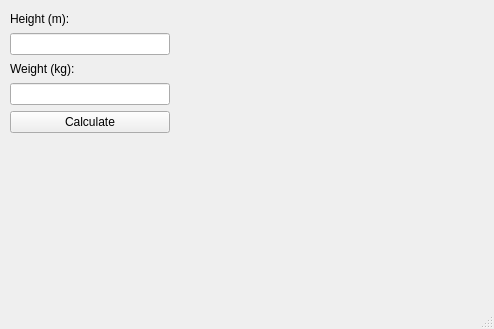
This is bmi.ui in myke-oliveira/BMI as Qt 5 draws it before an edit. The edited form follows.
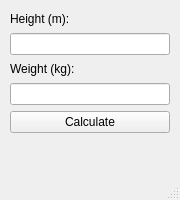
This is the edited form.

Diff of the .ui file:
```diff
--- a/bmi.ui
+++ b/bmi.ui
@@ -6,8 +6,8 @@
    <rect>
     <x>0</x>
     <y>0</y>
-    <width>494</width>
-    <height>329</height>
+    <width>180</width>
+    <height>200</height>
    </rect>
   </property>
   <property name="windowTitle">
```
Left out of the diff: 2 changed lines with no effect on the pictures.
